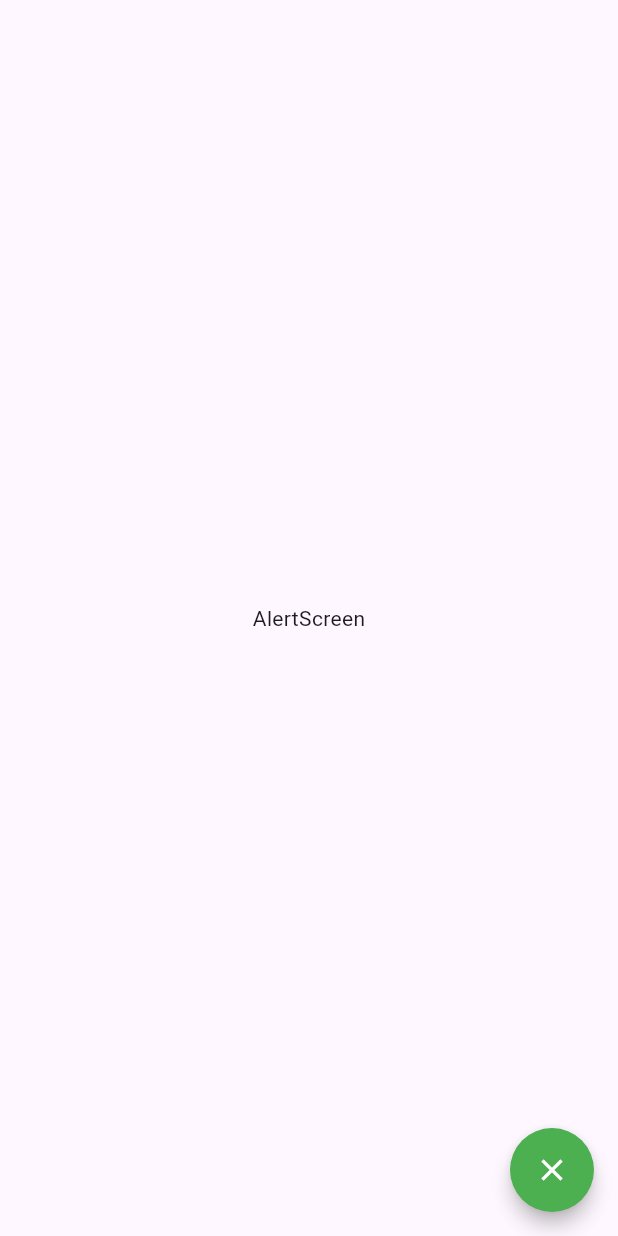
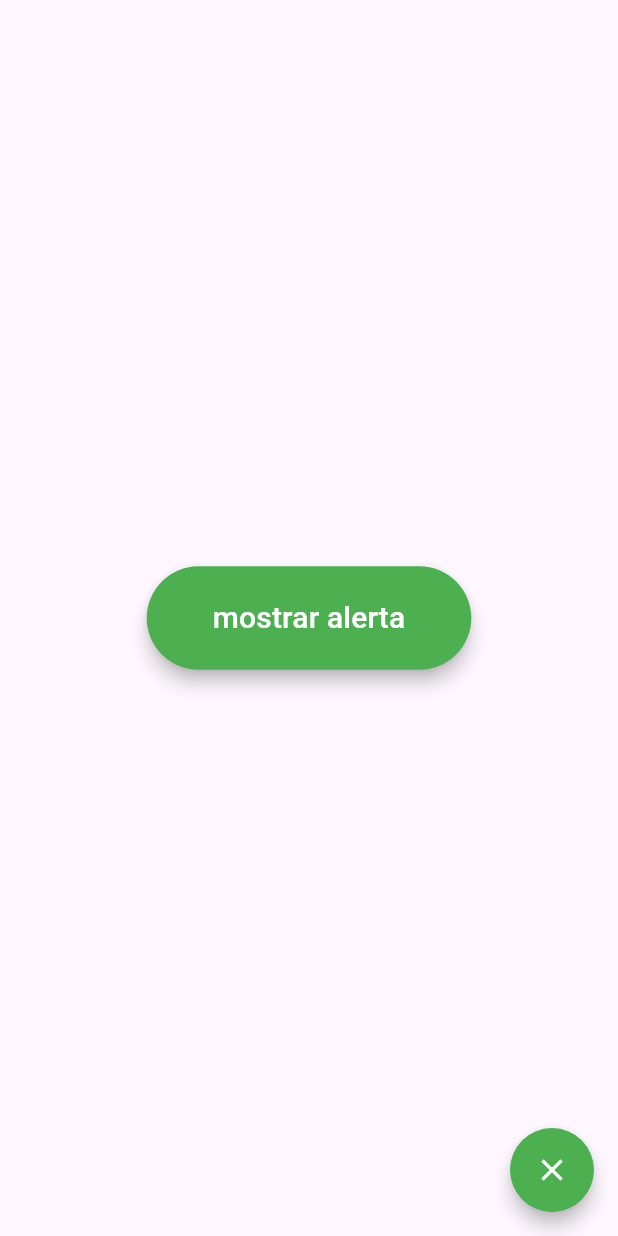
Before and after one commit to lcalorg3006/fl_components, a Flutter app: the AlertScreen screen opened by its route, on a phone screen of 412 x 824 dp. Run offline on Flutter 3.47's test engine with Material 3 defaults, Android fonts, the phone set to English and light mode, and no system bars.

Commit message:
AlertDialog

```diff
--- a/lib/screens/alert_screen.dart
+++ b/lib/screens/alert_screen.dart
@@ -3,12 +3,35 @@ import 'package:flutter/material.dart';
 class AlertScreen extends StatelessWidget {
 
   const AlertScreen({Key? key}) : super(key: key);
+  void displayDialog(BuildContext context){
+    showDialog(
+      barrierDismissible: true,// fuera de la alerta se sale
+      context: context,
+       builder: (context){
+        return  AlertDialog(
+          title: Text('Alerta'),
+          content: Column(
+            mainAxisSize: MainAxisSize.min,
+            children: [
+              Text("Este es el contenido de la alerta"),
+              SizedBox(height: 10),//espacio
+              FlutterLogo(size: 100)
+            ],
+          ),
+        );
+       });
+    }
 
   @override
   Widget build(BuildContext context) {
     return  Scaffold(
-      body: const Center(
-         child: Text('AlertScreen'),
+      body: Center(
+         child: ElevatedButton(
+          onPressed:() => displayDialog(context),
+           child: Padding(
+             padding: const EdgeInsets.all(20.0),
+             child: const Text('mostrar alerta', style: TextStyle(fontSize: 20),),
+           ))
       ),
       // boton flotante para cerrar
       floatingActionButton: FloatingActionButton(
--- a/lib/theme/app_theme.dart
+++ b/lib/theme/app_theme.dart
@@ -2,7 +2,8 @@ import 'package:flutter/material.dart';
 
 class AppTheme {
   static const Color primary = Colors.green;
-  static final ThemeData lightTheme =  ThemeData.light().copyWith( // sobre escribe las propiedades
+  static final ThemeData lightTheme = ThemeData.light().copyWith(
+      // sobre escribe las propiedades
 
       //color primario
       primaryColor: primary,
@@ -12,8 +13,7 @@ class AppTheme {
       appBarTheme: const AppBarTheme(
           color: primary,
           titleTextStyle: TextStyle(color: Colors.white, fontSize: 24),
-        iconTheme: IconThemeData(color: Colors.white)
-        ),
+          iconTheme: IconThemeData(color: Colors.white)),
       // para que los iconos salgan naranja tambien
       listTileTheme: const ListTileThemeData(
         iconColor: primary,
@@ -22,13 +22,19 @@ class AppTheme {
       textButtonTheme: TextButtonThemeData(
         style: TextButton.styleFrom(foregroundColor: primary),
       ),
-
       floatingActionButtonTheme: const FloatingActionButtonThemeData(
         backgroundColor: primary,
-        shape: StadiumBorder(),//botton redonde
-        elevation: 5,//sombreado
-        foregroundColor: Colors.white,//texto en blanco
-      )
-      );
+        shape: StadiumBorder(), //botton redonde
+        elevation: 5, //sombreado
+        foregroundColor: Colors.white, //texto en blanco
+      ),
+      //ElevatedButtons
+      elevatedButtonTheme: ElevatedButtonThemeData(
+          style: ElevatedButton.styleFrom(
+             backgroundColor: primary,
+             foregroundColor: Colors.white,
+             shape: const StadiumBorder(),
+             elevation: 5,
+      )));
   //theme:themeData.dark   // modo oscuro
 }
```
Lines whose indentation alone changed are shown as unchanged.
